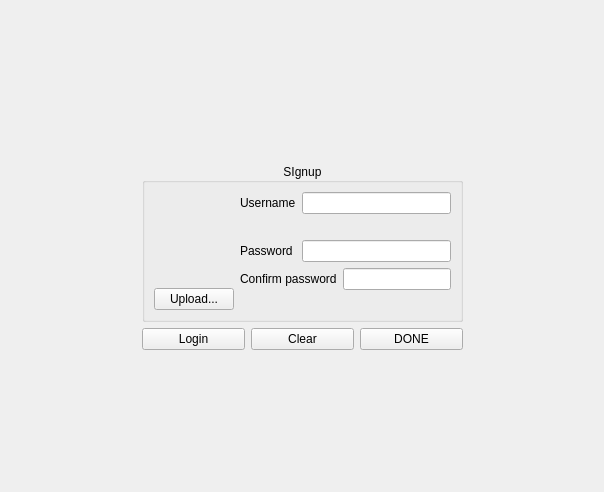
Old version of the form Client/signup.ui in the repository PolitoTeam/Scriba.
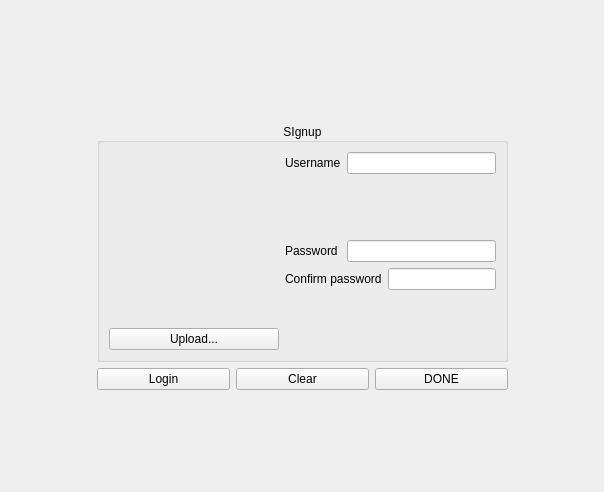
New version of the form.

The edit to the form file:
```diff
--- a/Client/signup.ui
+++ b/Client/signup.ui
@@ -64,6 +64,12 @@
           </property>
           <item>
            <widget class="QLabel" name="profile_image">
+            <property name="minimumSize">
+             <size>
+              <width>170</width>
+              <height>170</height>
+             </size>
+            </property>
             <property name="maximumSize">
              <size>
               <width>170</width>
@@ -73,6 +79,9 @@
             <property name="text">
              <string/>
             </property>
+            <property name="alignment">
+             <set>Qt::AlignCenter</set>
+            </property>
            </widget>
           </item>
           <item>
```
